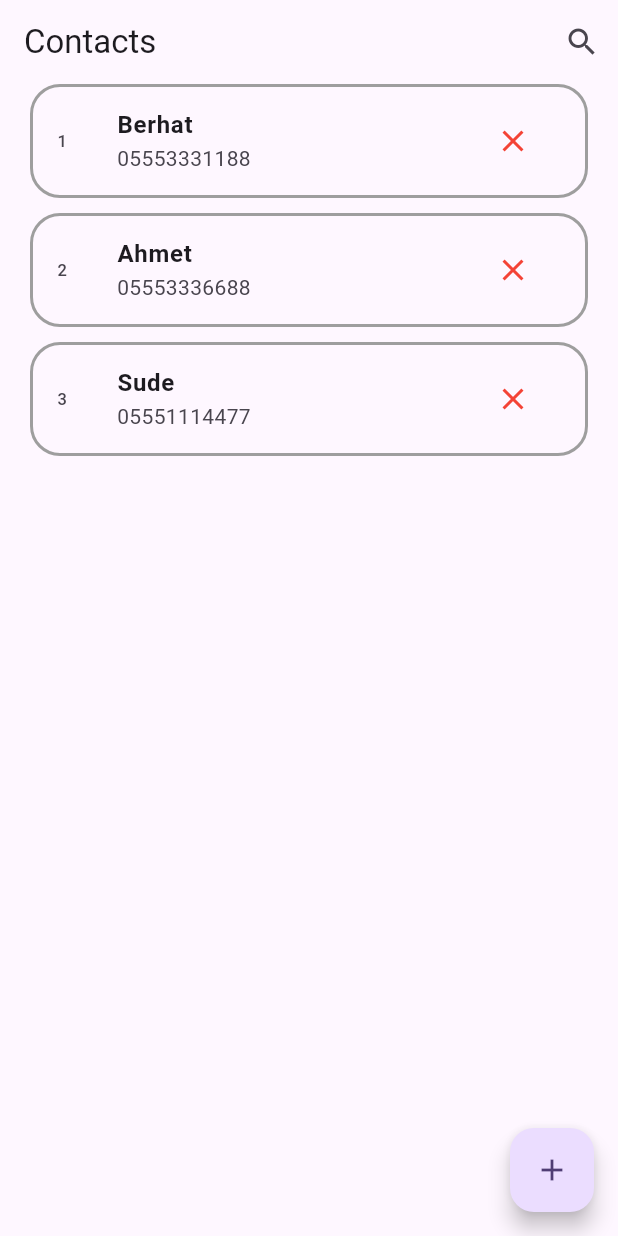
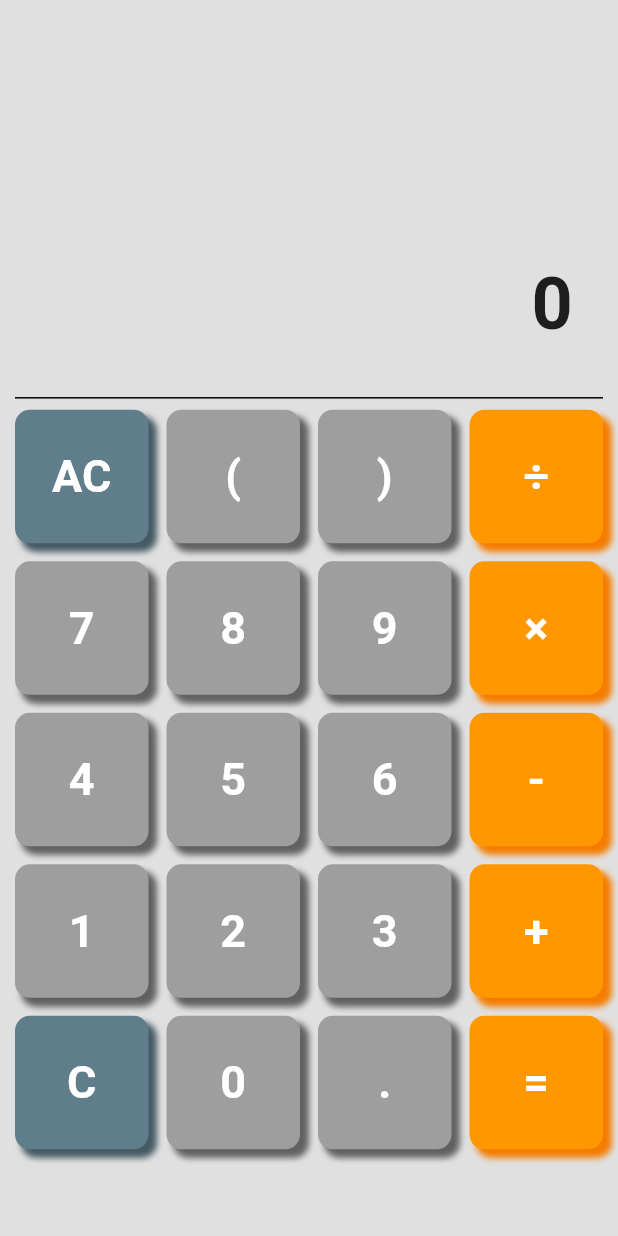
Before and after one commit to beratergnn/flutter_bootcamp2023, a Flutter app: the screen it shows after launch, on a phone screen of 412 x 824 dp. Run offline on Flutter 3.47's test engine with Material 2 defaults, Android fonts, the phone set to English and light mode, and no system bars; our stand-ins replace flutter_svg, math_expressions.

Commit message:
odev5 and day7 finish

```diff
--- /dev/null
+++ b/lib/day_7/odev5/components/custom_button.dart
@@ -0,0 +1,46 @@
+import 'package:flutter/material.dart';
+
+class CustomButton extends StatelessWidget {
+  const CustomButton({
+    super.key,
+    this.onTap,
+    required this.text,
+    required this.shadowColor,
+    required this.bgColor,
+  });
+
+  final Function()? onTap;
+  final String text;
+  final Color shadowColor;
+  final Color bgColor;
+  @override
+  Widget build(BuildContext context) {
+    return InkWell(
+      onTap: onTap,
+      child: Container(
+        decoration: BoxDecoration(
+          color: bgColor,
+          borderRadius: BorderRadius.circular(10),
+          boxShadow: [
+            BoxShadow(
+              color: shadowColor,
+              offset: Offset(5, 5),
+              blurRadius: 3.0,
+              spreadRadius: 0.5,
+            )
+          ],
+        ),
+        child: Center(
+          child: Text(
+            text,
+            style: TextStyle(
+              color: Colors.white,
+              fontWeight: FontWeight.bold,
+              fontSize: 30,
+            ),
+          ),
+        ),
+      ),
+    );
+  }
+}
--- /dev/null
+++ b/lib/day_7/odev5/components/custom_container.dart
@@ -0,0 +1,49 @@
+import 'package:flutter/material.dart';
+
+class ResultContainer extends StatelessWidget {
+  const ResultContainer({
+    super.key,
+    required this.screenSize,
+    required this.userInput,
+    required this.result,
+  });
+
+  final Size screenSize;
+  final String userInput;
+  final String result;
+
+  @override
+  Widget build(BuildContext context) {
+    return SizedBox(
+      height: screenSize.height * .30,
+      child: Column(
+        mainAxisAlignment: MainAxisAlignment.end,
+        children: [
+          Container(
+            padding: EdgeInsets.all(20),
+            alignment: Alignment.centerRight,
+            child: Text(
+              userInput,
+              style: TextStyle(
+                fontSize: 32,
+                color: Colors.grey.shade700,
+              ),
+            ),
+          ),
+          Container(
+            padding: EdgeInsets.all(20),
+            alignment: Alignment.centerRight,
+            child: Text(
+              result,
+              style: TextStyle(
+                fontSize: 48,
+                color: Colors.black87,
+                fontWeight: FontWeight.bold,
+              ),
+            ),
+          ),
+        ],
+      ),
+    );
+  }
+}
--- a/lib/day_7/odev5/pages/calculator_page.dart
+++ b/lib/day_7/odev5/pages/calculator_page.dart
@@ -1,17 +1,22 @@
 import 'package:flutter/material.dart';
+import 'package:flutter_bootcamp2023/day_7/odev5/components/custom_button.dart';
+import 'package:flutter_bootcamp2023/day_7/odev5/components/custom_container.dart';
+import 'package:math_expressions/math_expressions.dart';
 
-class CalculatorPage extends StatefulWidget {
-  const CalculatorPage({super.key});
+class Odev5CalculatorPage extends StatefulWidget {
+  const Odev5CalculatorPage({super.key});
 
   @override
-  State<CalculatorPage> createState() => _CalculatorPageState();
+  State<Odev5CalculatorPage> createState() => _Odev5CalculatorPageState();
 }
 
-class _CalculatorPageState extends State<CalculatorPage> {
-  List<String> items = [
-    'C',
-    '?',
-    '←',
+class _Odev5CalculatorPageState extends State<Odev5CalculatorPage> {
+  String userInput = "";
+  String result = '0';
+  List<String> buttonList = [
+    'AC',
+    '(',
+    ')',
     '÷',
     '7',
     '8',
@@ -25,119 +30,120 @@ class _CalculatorPageState extends State<CalculatorPage> {
     '2',
     '3',
     '+',
-    '±',
+    'C',
     '0',
     '.',
     '=',
   ];
-  String value = '0';
+
   @override
   Widget build(BuildContext context) {
     Size screenSize = MediaQuery.of(context).size;
     return Scaffold(
-      appBar: AppBar(
-        title: Text('Calculator App'),
-      ),
-      body: Column(
-        children: [
-          Expanded(
-            child: Container(
-              height: screenSize.height * .25,
-              width: double.maxFinite,
-              padding: EdgeInsets.all(20),
-              decoration: BoxDecoration(
-                color: Colors.grey.shade800,
-                border: Border.all(
-                  color: Colors.white,
-                  width: 2,
+      backgroundColor: Colors.grey.shade300,
+      body: Container(
+        padding: EdgeInsets.all(10),
+        child: Column(
+          children: [
+            ResultContainer(
+                screenSize: screenSize, userInput: userInput, result: result),
+            Divider(color: Colors.black),
+            Expanded(
+              child: GridView.builder(
+                itemCount: buttonList.length,
+                gridDelegate: SliverGridDelegateWithFixedCrossAxisCount(
+                  crossAxisCount: 4,
+                  crossAxisSpacing: 12,
+                  mainAxisSpacing: 12,
                 ),
-                borderRadius: BorderRadius.circular(10),
-              ),
-              child: Align(
-                alignment: Alignment.bottomRight,
-                child: Text(
-                  value,
-                  style: TextStyle(
-                    fontWeight: FontWeight.bold,
-                    fontSize: 35,
-                    color: Colors.white,
-                  ),
-                ),
+                itemBuilder: (BuildContext context, int index) {
+                  return CustomButton(
+                    onTap: () {
+                      buttonClicled(context, buttonList[index]);
+                    },
+                    text: buttonList[index],
+                    shadowColor: getShadowColor(buttonList[index]),
+                    bgColor: getBgColor(buttonList[index]),
+                  );
+                },
               ),
             ),
-          ),
-          Container(
-            height: screenSize.height * .60,
-            decoration: BoxDecoration(
-              color: Colors.grey.shade700,
-              border: Border.all(
-                color: Colors.white,
-                width: 2,
-              ),
-              borderRadius: BorderRadius.circular(10),
-            ),
-            child: GridView.builder(
-                gridDelegate: const SliverGridDelegateWithFixedCrossAxisCount(
-                  crossAxisCount: 4,
-                ),
-                itemCount: items.length,
-                itemBuilder: (BuildContext context, int index) {
-                  return GestureDetector(
-                      onTap: () {
-                        setState(() {
-                          if (index == 0) {
-                            value = '';
-                          } else if (index == 1) {
-                          } else if (index == 2) {
-                            if (value.isNotEmpty) {
-                              value = value.substring(0, value.length - 1);
-                            }
-                          } else if (index == 3) {
-                            value = '${value}÷';
-                          } else if (index == 4) {
-                            value = '${value}7';
-                          } else if (index == 5) {
-                            value = '${value}8';
-                          } else if (index == 6) {
-                            value = '${value}9';
-                          } else if (index == 7) {
-                          } else if (index == 8) {
-                          } else if (index == 9) {
-                          } else if (index == 10) {
-                          } else if (index == 11) {
-                          } else if (index == 12) {
-                          } else if (index == 13) {
-                          } else if (index == 14) {
-                          } else if (index == 15) {
-                          } else if (index == 16) {
-                          } else if (index == 17) {
-                          } else if (index == 18) {
-                          } else if (index == 19) {}
-                        });
-                      },
-                      child: Card(
-                        color: (index == 3 ||
-                                index == 7 ||
-                                index == 11 ||
-                                index == 15 ||
-                                index == 19)
-                            ? Colors.orange.shade500
-                            : Colors.grey.shade500,
-                        child: Center(
-                          child: Text(
-                            '${items[index]}',
-                            style: TextStyle(
-                              fontWeight: FontWeight.bold,
-                              fontSize: 30,
-                              color: Colors.white,
-                            ),
-                          ),
-                        ),
-                      ));
-                }),
-          ),
-        ],
+          ],
+        ),
       ),
     );
   }
+
+  Color getShadowColor(String text) {
+    if (text == '÷' ||
+        text == '×' ||
+        text == '-' ||
+        text == '+' ||
+        text == '=') {
+      return Colors.orange.shade700;
+    } else if (text == 'AC' || text == 'C') {
+      return Colors.blueGrey.shade700;
+    } else {
+      return Colors.grey.shade700;
+    }
+  }
+
+  Color getBgColor(String text) {
+    if (text == '÷' ||
+        text == '×' ||
+        text == '-' ||
+        text == '+' ||
+        text == '=') {
+      return Colors.orange;
+    } else if (text == 'AC' || text == 'C') {
+      return Colors.blueGrey;
+    } else {
+      return Colors.grey;
+    }
+  }
+
+  buttonClicled(BuildContext context, String text) {
+    setState(() {
+      if (text == 'AC') {
+        userInput = "";
+        result = '0';
+        return;
+      }
+      if (text == 'C') {
+        if (userInput.isNotEmpty) {
+          userInput = userInput.substring(0, userInput.length - 1);
+          return;
+        } else {
+          return null;
+        }
+      }
+
+      if (text == '=') {
+        userInput = userInput.replaceAll('×', '*');
+        userInput = userInput.replaceAll('÷', '/');
+        result = calculateIt();
+        userInput = result;
+        if (result.endsWith('.0')) {
+          result = result.replaceAll('.0', '');
+        }
+        if (userInput.endsWith('.0')) {
+          userInput = userInput.replaceAll('.0', '');
+          return;
+        }
+
+        return;
+      }
+      userInput = userInput + text;
+    });
+  }
+
+  calculateIt() {
+    try {
+      var inputExp = Parser().parse(userInput);
+      var resultEva = inputExp.evaluate(EvaluationType.REAL, ContextModel());
+      return resultEva.toString();
+    } catch (e) {
+      return 'Error: $e';
+    }
+  }
 }
--- a/lib/main.dart
+++ b/lib/main.dart
@@ -24,7 +24,7 @@ class MyApp extends StatelessWidget {
         colorScheme: ColorScheme.fromSeed(seedColor: Colors.deepPurple),
         useMaterial3: true,
       ),
-      home: ContactsMainPage(),
+      home: Odev5CalculatorPage(),
     );
   }
 }
--- a/pubspec.yaml
+++ b/pubspec.yaml
@@ -13,6 +13,7 @@ dependencies:
 
     cupertino_icons: ^1.0.2
     flutter_svg: ^2.0.7
+    math_expressions: ^2.4.0
 
 dev_dependencies:
     flutter_test:
```
Also changed, not shown: pubspec.lock.
